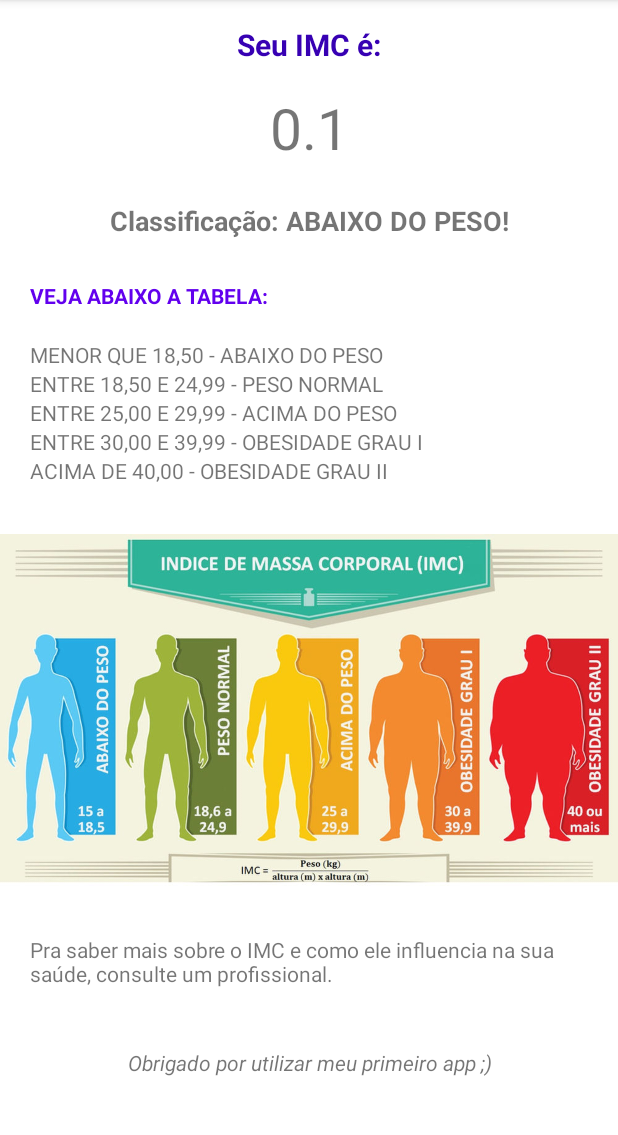
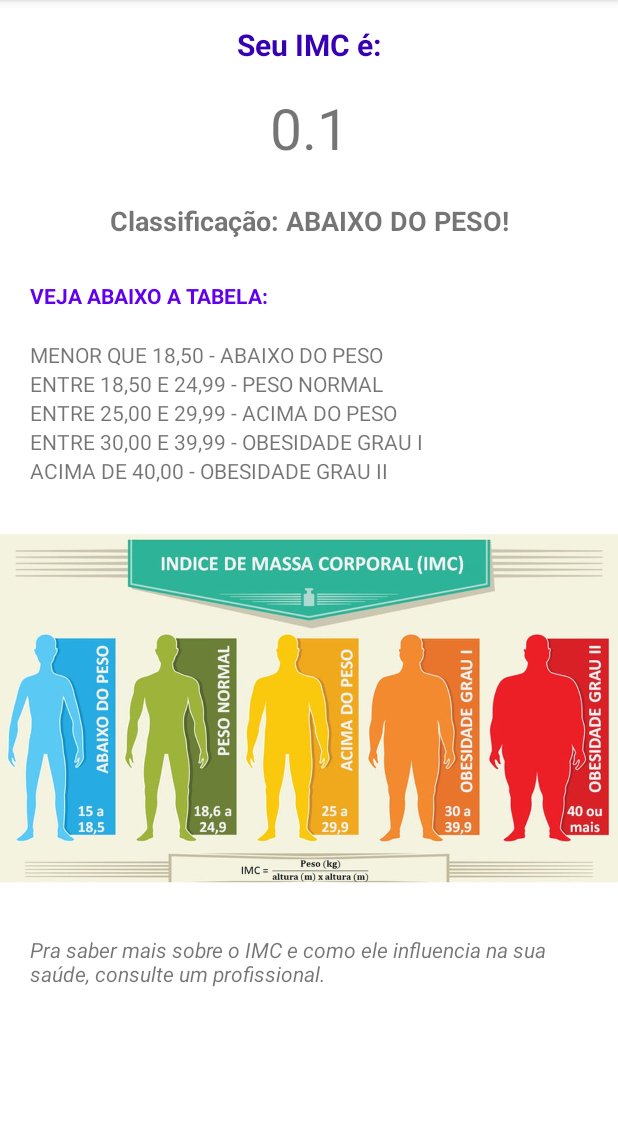
Before and after one commit to Serginho6/CalculadoraIMC, an Android app: the ResultActivity screen opened directly, with no data from a screen before it, on a phone screen of 412 x 824 dp, the part 84-1219 px from its top. Run offline under Robolectric (Android 15) with nearby library versions, the phone set to English and light mode, and no system bars.

Commit message:
add images and text

```diff
--- a/app/src/main/res/layout/activity_result.xml
+++ b/app/src/main/res/layout/activity_result.xml
@@ -87,14 +87,7 @@
         android:layout_marginHorizontal="20dp"
         android:autoLink="web"
         android:linksClickable="true"
+        android:textStyle="italic"
         android:text="Pra saber mais sobre o IMC e como ele influencia na sua saúde, consulte um profissional."/>
 
-    <TextView
-        android:layout_width="match_parent"
-        android:layout_height="wrap_content"
-        android:layout_marginTop="40dp"
-        android:text="Obrigado por utilizar meu primeiro app ;)"
-        android:textAlignment="center"
-        android:textStyle="italic"/>
-
 </LinearLayout>
```
Also changed, not shown: app/src/main/ic_launcher-playstore.png, app/src/main/res/drawable/imcindex.png, app/src/main/res/mipmap-hdpi/ic_launcher.png, app/src/main/res/mipmap-hdpi/ic_launcher_foreground.png, app/src/main/res/mipmap-hdpi/ic_launcher_round.png, app/src/main/res/mipmap-mdpi/ic_launcher.png, app/src/main/res/mipmap-mdpi/ic_launcher_foreground.png, app/src/main/res/mipmap-mdpi/ic_launcher_round.png, app/src/main/res/mipmap-xhdpi/ic_launcher.png, app/src/main/res/mipmap-xhdpi/ic_launcher_foreground.png, app/src/main/res/mipmap-xhdpi/ic_launcher_round.png, app/src/main/res/mipmap-xxhdpi/ic_launcher.png, app/src/main/res/mipmap-xxhdpi/ic_launcher_foreground.png, app/src/main/res/mipmap-xxhdpi/ic_launcher_round.png, 3 more files.
